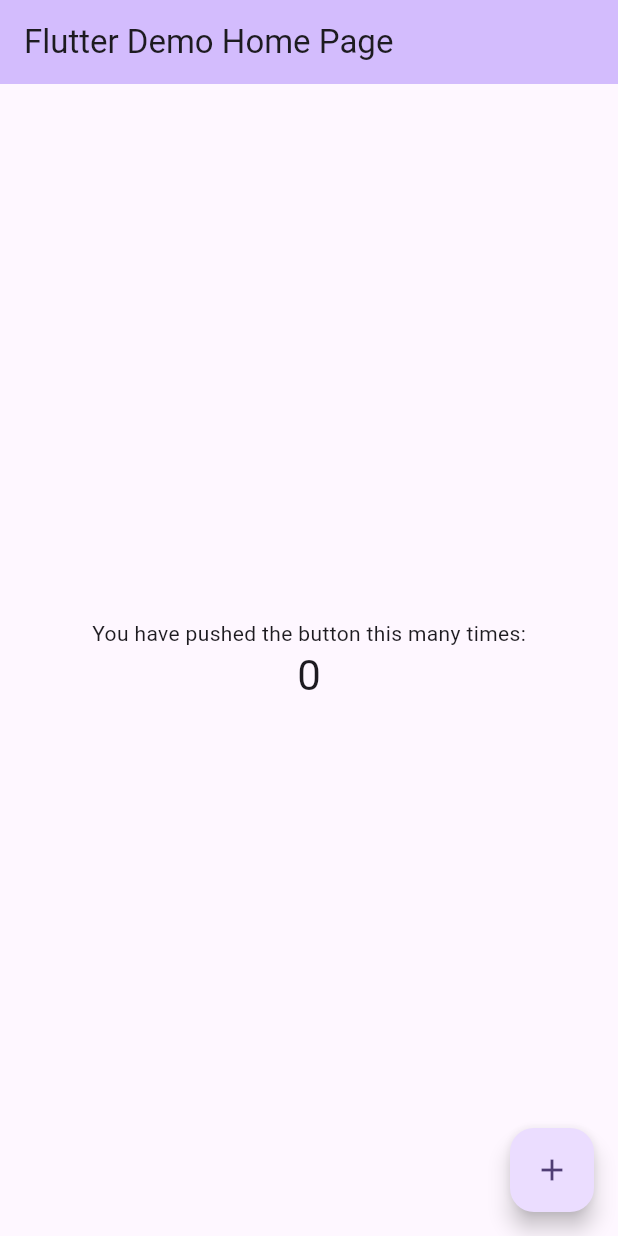
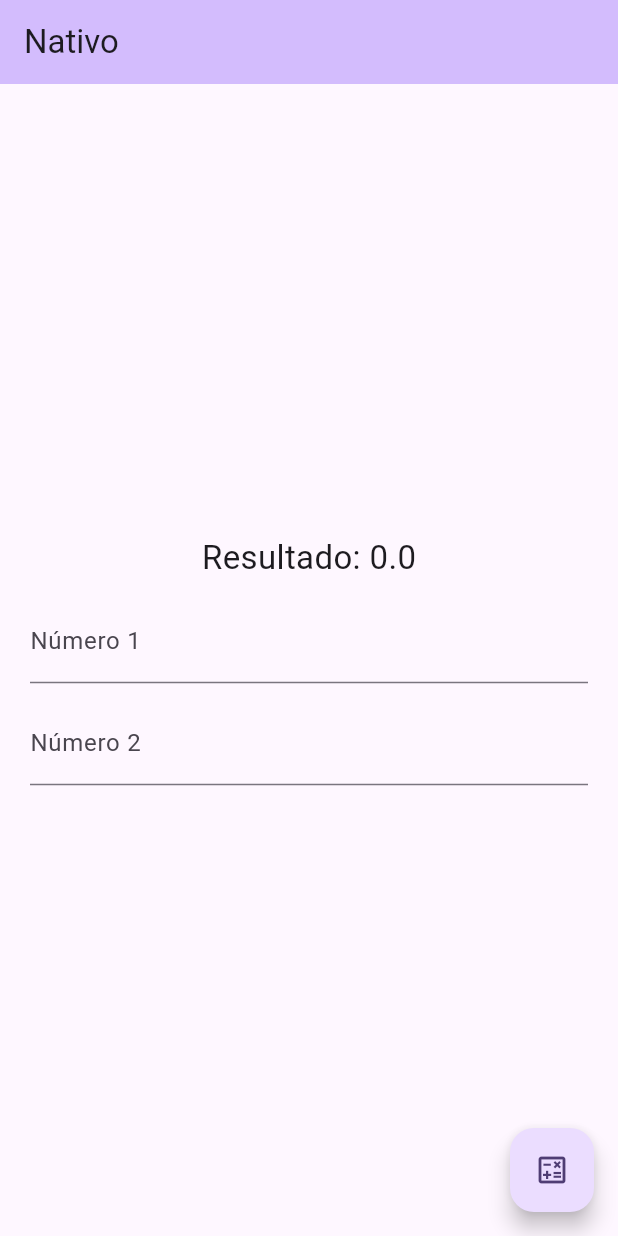
Before and after one commit to andersonro/native, a Flutter app: the screen it shows after launch, on a phone screen of 412 x 824 dp. Run offline on Flutter 3.47's test engine with Material 3 defaults, Android fonts, the phone set to English and light mode, and no system bars.

Commit message:
ADD - Campos para calculo

```diff
--- a/lib/main.dart
+++ b/lib/main.dart
@@ -1,4 +1,5 @@
 import 'package:flutter/material.dart';
+import 'package:flutter/services.dart';
 
 void main() {
   runApp(const MyApp());
@@ -7,46 +8,21 @@ void main() {
 class MyApp extends StatelessWidget {
   const MyApp({super.key});
 
-  // This widget is the root of your application.
   @override
   Widget build(BuildContext context) {
     return MaterialApp(
-      title: 'Flutter Demo',
+      title: 'Nativo',
       theme: ThemeData(
-        // This is the theme of your application.
-        //
-        // TRY THIS: Try running your application with "flutter run". You'll see
-        // the application has a blue toolbar. Then, without quitting the app,
-        // try changing the seedColor in the colorScheme below to Colors.green
-        // and then invoke "hot reload" (save your changes or press the "hot
-        // reload" button in a Flutter-supported IDE, or press "r" if you used
-        // the command line to start the app).
-        //
-        // Notice that the counter didn't reset back to zero; the application
-        // state is not lost during the reload. To reset the state, use hot
-        // restart instead.
-        //
-        // This works for code too, not just values: Most code changes can be
-        // tested with just a hot reload.
         colorScheme: ColorScheme.fromSeed(seedColor: Colors.deepPurple),
         useMaterial3: true,
       ),
-      home: const MyHomePage(title: 'Flutter Demo Home Page'),
+      home: const MyHomePage(title: 'Nativo'),
     );
   }
 }
 
 class MyHomePage extends StatefulWidget {
   const MyHomePage({super.key, required this.title});
-
-  // This widget is the home page of your application. It is stateful, meaning
-  // that it has a State object (defined below) that contains fields that affect
-  // how it looks.
-
-  // This class is the configuration for the state. It holds the values (in this
-  // case the title) provided by the parent (in this case the App widget) and
-  // used by the build method of the State. Fields in a Widget subclass are
-  // always marked "final".
 
   final String title;
 
@@ -55,70 +31,62 @@ class MyHomePage extends StatefulWidget {
 }
 
 class _MyHomePageState extends State<MyHomePage> {
-  int _counter = 0;
+  double _num1 = 0;
+  double _num2 = 0;
+  double _res = 0;
 
-  void _incrementCounter() {
-    setState(() {
-      // This call to setState tells the Flutter framework that something has
-      // changed in this State, which causes it to rerun the build method below
-      // so that the display can reflect the updated values. If we changed
-      // _counter without calling setState(), then the build method would not be
-      // called again, and so nothing would appear to happen.
-      _counter++;
-    });
+  Future<void> _calcSum() async {
+    const channel = MethodChannel('br.com.arodevsistemas/nativo');
+
+    try {
+      _res =
+          await channel.invokeMethod('calcSum', {'num1': _num1, 'num2': _num2});
+    } catch (e) {
+      _res = 0;
+    }
+
+    setState(() {});
   }
 
   @override
   Widget build(BuildContext context) {
-    // This method is rerun every time setState is called, for instance as done
-    // by the _incrementCounter method above.
-    //
-    // The Flutter framework has been optimized to make rerunning build methods
-    // fast, so that you can just rebuild anything that needs updating rather
-    // than having to individually change instances of widgets.
     return Scaffold(
       appBar: AppBar(
-        // TRY THIS: Try changing the color here to a specific color (to
-        // Colors.amber, perhaps?) and trigger a hot reload to see the AppBar
-        // change color while the other colors stay the same.
         backgroundColor: Theme.of(context).colorScheme.inversePrimary,
-        // Here we take the value from the MyHomePage object that was created by
-        // the App.build method, and use it to set our appbar title.
         title: Text(widget.title),
       ),
       body: Center(
-        // Center is a layout widget. It takes a single child and positions it
-        // in the middle of the parent.
+        child: Padding(
+          padding: const EdgeInsets.all(20.0),
           child: Column(
-          // Column is also a layout widget. It takes a list of children and
-          // arranges them vertically. By default, it sizes itself to fit its
-          // children horizontally, and tries to be as tall as its parent.
-          //
-          // Column has various properties to control how it sizes itself and
-          // how it positions its children. Here we use mainAxisAlignment to
-          // center the children vertically; the main axis here is the vertical
-          // axis because Columns are vertical (the cross axis would be
-          // horizontal).
-          //
-          // TRY THIS: Invoke "debug painting" (choose the "Toggle Debug Paint"
-          // action in the IDE, or press "p" in the console), to see the
-          // wireframe for each widget.
             mainAxisAlignment: MainAxisAlignment.center,
             children: <Widget>[
-            const Text(
-              'You have pushed the button this many times:',
+              Text(
+                'Resultado: ${_res}',
+                style: const TextStyle(fontSize: 22),
               ),
-            Text(
-              '$_counter',
-              style: Theme.of(context).textTheme.headlineMedium,
+              const SizedBox(
+                height: 12,
               ),
+              TextField(
+                onChanged: (value) => _num1 = double.tryParse(value) ?? 0,
+                decoration: const InputDecoration(label: Text('Número 1')),
+              ),
+              const SizedBox(
+                height: 12,
+              ),
+              TextField(
+                onChanged: (value) => _num2 = double.tryParse(value) ?? 0,
+                decoration: const InputDecoration(label: Text('Número 2')),
+              )
             ],
           ),
         ),
+      ),
       floatingActionButton: FloatingActionButton(
-        onPressed: _incrementCounter,
+        onPressed: () {},
         tooltip: 'Increment',
-        child: const Icon(Icons.add),
+        child: const Icon(Icons.calculate_outlined),
       ), // This trailing comma makes auto-formatting nicer for build methods.
     );
   }
```
Lines whose indentation alone changed are shown as unchanged.
